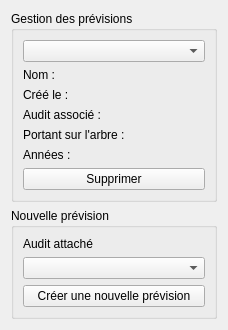
First picture: the form in formmanageprevisions.ui, repository GiPiLab/ProtonClassicSuite, before the edit.
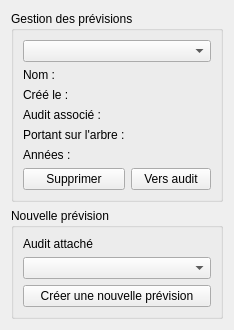
Second picture: the form after the edit.

Commit message:
Add the gateway between audit and prevision
	- Dispatch the computed previsions into a new audit extended
	  from a year

```diff
--- a/formmanageprevisions.ui
+++ b/formmanageprevisions.ui
@@ -78,10 +78,13 @@
         </property>
        </widget>
       </item>
-      <item row="6" column="0" colspan="2">
-       <widget class="QPushButton" name="pushButtonDelete">
+      <item row="2" column="1">
+       <widget class="QLabel" name="labelDate">
         <property name="text">
-         <string>Supprimer</string>
+         <string/>
+        </property>
+        <property name="alignment">
+         <set>Qt::AlignRight|Qt::AlignTrailing|Qt::AlignVCenter</set>
         </property>
        </widget>
       </item>
@@ -115,6 +118,20 @@
         </property>
        </widget>
       </item>
+      <item row="7" column="0">
+       <widget class="QPushButton" name="pushButtonDelete">
+        <property name="text">
+         <string>Supprimer</string>
+        </property>
+       </widget>
+      </item>
+      <item row="7" column="1">
+       <widget class="QPushButton" name="pushButtonToAudit">
+        <property name="text">
+         <string>Vers audit</string>
+        </property>
+       </widget>
+      </item>
      </layout>
     </widget>
    </item>
```
Left out of the diff: 30 changed lines with no effect on the pictures. The commit also changes 15 other files.
